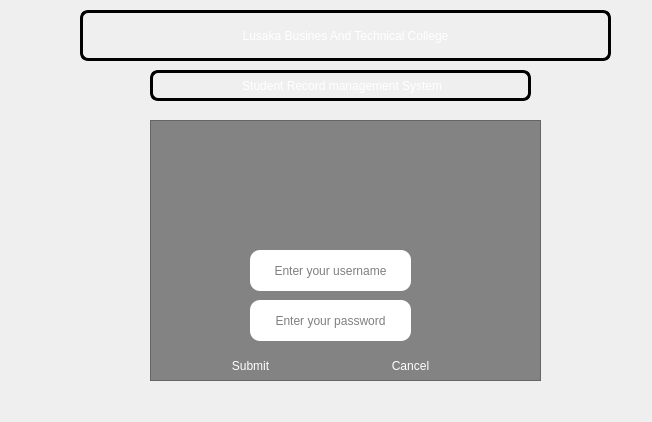
Before: the Qt Designer form adminlogin.ui in Rabsoninnora/SmartRecordLBTC, drawn with Qt 5.
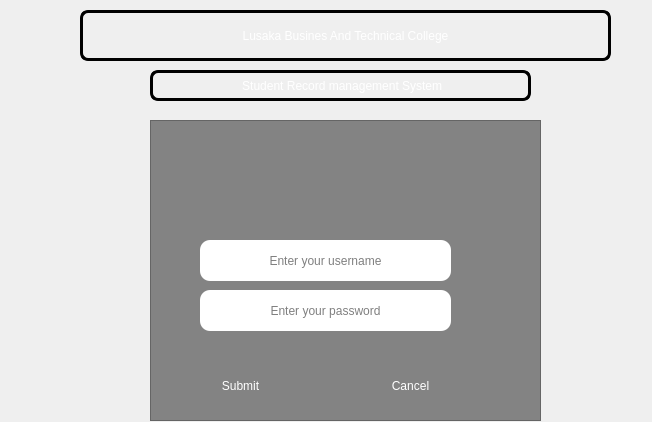
After: the same form once the commit is applied. Icons and pictures are not drawn.

Patch:
```diff
--- a/adminlogin.ui
+++ b/adminlogin.ui
@@ -22,7 +22,7 @@
      <x>150</x>
      <y>120</y>
      <width>391</width>
-     <height>261</height>
+     <height>301</height>
     </rect>
    </property>
    <property name="styleSheet">
@@ -45,9 +45,9 @@
    <widget class="QPushButton" name="btn_Admin_login">
     <property name="geometry">
      <rect>
-      <x>70</x>
-      <y>230</y>
-      <width>61</width>
+      <x>50</x>
+      <y>250</y>
+      <width>81</width>
       <height>31</height>
      </rect>
     </property>
@@ -70,9 +70,9 @@
    <widget class="QLineEdit" name="lineEdit_username_2">
     <property name="geometry">
      <rect>
-      <x>100</x>
-      <y>130</y>
-      <width>161</width>
+      <x>50</x>
+      <y>120</y>
+      <width>251</width>
       <height>41</height>
      </rect>
     </property>
@@ -101,9 +101,9 @@
    <widget class="QLineEdit" name="lineEdit_password_2">
     <property name="geometry">
      <rect>
-      <x>100</x>
-      <y>180</y>
-      <width>161</width>
+      <x>50</x>
+      <y>170</y>
+      <width>251</width>
       <height>41</height>
      </rect>
     </property>
@@ -131,9 +131,9 @@
    <widget class="QPushButton" name="btn_Admin_Cancel">
     <property name="geometry">
      <rect>
-      <x>230</x>
-      <y>230</y>
-      <width>61</width>
+      <x>220</x>
+      <y>250</y>
+      <width>81</width>
       <height>31</height>
      </rect>
     </property>
```
